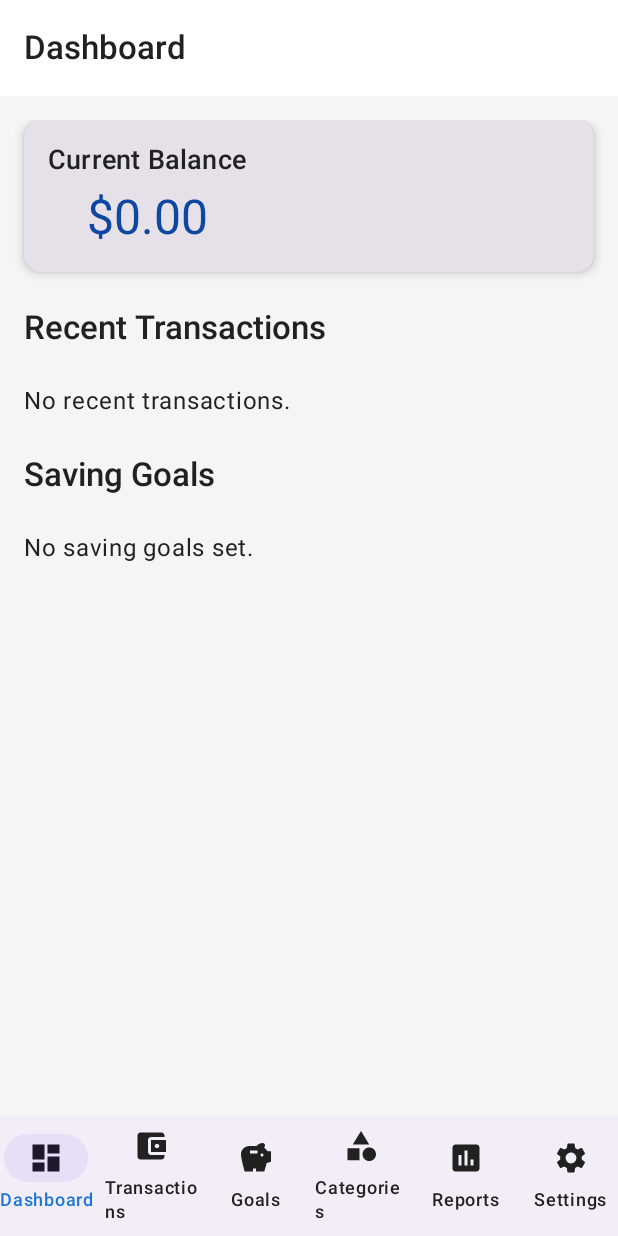
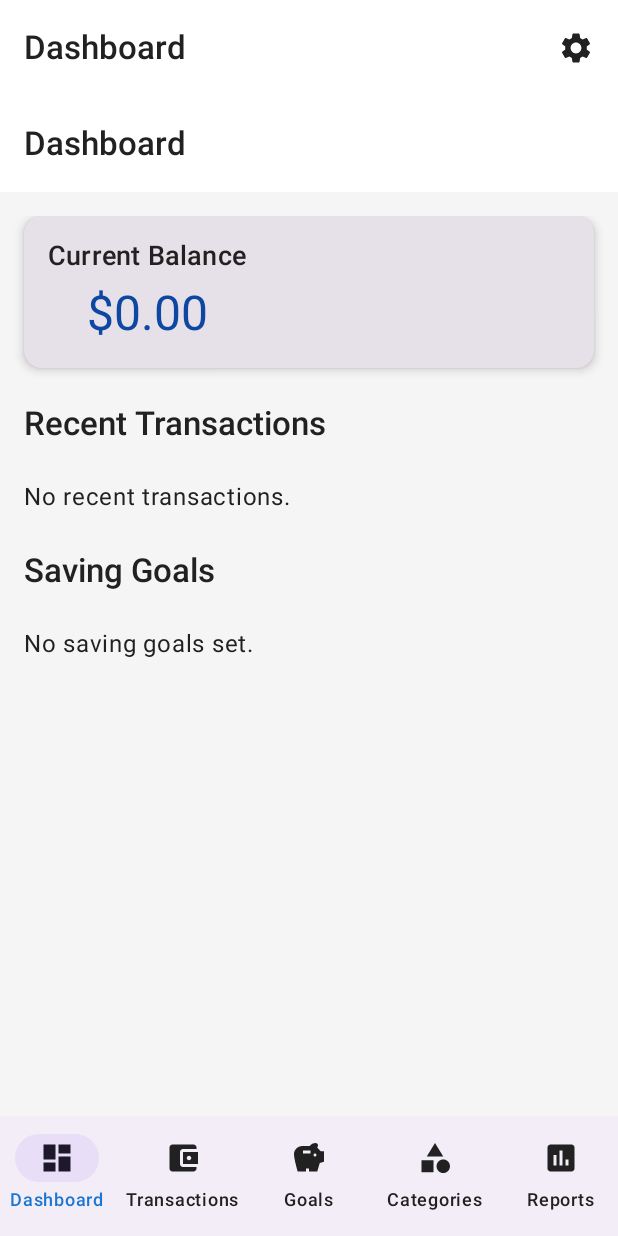
Before and after one commit to Johnson1255/BudgetMaster, an Android app built with Jetpack Compose: the @Preview function DefaultPreview, on a phone screen of 412 x 824 dp. Run offline under Robolectric (Android 15) with nearby library versions, the light colour scheme and no system bars.

Commit message:
refactor: Mover el boton de ajustes a la parte superior

```diff
--- a/app/src/main/java/com/senlin/budgetmaster/MainActivity.kt
+++ b/app/src/main/java/com/senlin/budgetmaster/MainActivity.kt
@@ -7,9 +7,15 @@ import androidx.activity.enableEdgeToEdge
 import androidx.compose.foundation.layout.fillMaxSize
 import androidx.compose.foundation.layout.padding
 import androidx.compose.foundation.layout.Box // Import Box for centering
+import androidx.compose.material.icons.Icons // Import Icons
+import androidx.compose.material.icons.filled.Settings // Import Settings icon for TopAppBar
 import androidx.compose.material3.CircularProgressIndicator // Import loading indicator
+import androidx.compose.material3.ExperimentalMaterial3Api // For TopAppBar
+import androidx.compose.material3.Icon // For IconButton
+import androidx.compose.material3.IconButton // For TopAppBar actions
 import androidx.compose.material3.Scaffold
 import androidx.compose.material3.Text
+import androidx.compose.material3.TopAppBar // Import TopAppBar
 import androidx.compose.runtime.*
 import androidx.compose.ui.Alignment // Import Alignment for centering
 import androidx.compose.ui.Modifier
@@ -42,6 +48,7 @@ import com.senlin.budgetmaster.BudgetMasterApplication // Import Application cla
 import android.content.Context // Import Context for setLocale
 import android.util.Log // Import Log for debugging
 import android.content.res.Configuration // Import Configuration for setLocale
+import androidx.compose.ui.res.stringResource // For string resources
 import androidx.appcompat.app.AppCompatDelegate // Import AppCompatDelegate for locale setting
 import androidx.core.os.LocaleListCompat // Import LocaleListCompat for locale setting
 import com.senlin.budgetmaster.ui.ViewModelFactory // Import ViewModelFactory
@@ -90,6 +97,11 @@ fun BudgetMasterApp(
 
         Scaffold(
             modifier = Modifier.fillMaxSize(),
+            topBar = {
+                if (currentRoute != Screen.Splash.route) {
+                    AppTopBar(navController = navController, currentRoute = currentRoute)
+                }
+            },
             bottomBar = {
                 // Only show bottom bar if not on the splash screen
                 if (currentRoute != Screen.Splash.route) {
@@ -238,6 +250,37 @@ fun DefaultPreview() {
     BudgetMasterApp() // Preview the whole app structure
 }
 
+@OptIn(ExperimentalMaterial3Api::class)
+@Composable
+fun AppTopBar(navController: NavHostController, currentRoute: String?) {
+    // Determine the title based on the current route
+    val title = when (currentRoute) {
+        Screen.Dashboard.route -> stringResource(id = R.string.dashboard_title)
+        Screen.Transactions.route -> stringResource(id = R.string.transactions_title) // Assuming you have this string
+        Screen.GoalList.route -> stringResource(id = R.string.goals_title) // Assuming you have this string
+        Screen.CategoryList.route -> stringResource(id = R.string.categories_title)
+        Screen.Reports.route -> stringResource(id = R.string.reports_title) // Assuming you have this string
+        Screen.Settings.route -> stringResource(id = R.string.settings_title)
+        // Add other screens here
+        else -> stringResource(id = R.string.app_name) // Default title
+    }
+
+    TopAppBar(
+        title = { Text(text = title) },
+        actions = {
+            // Show settings icon on all screens except the Settings screen itself
+            if (currentRoute != Screen.Settings.route) {
+                IconButton(onClick = { navController.navigate(Screen.Settings.route) }) {
+                    Icon(
+                        imageVector = Icons.Filled.Settings,
+                        contentDescription = stringResource(id = R.string.settings_action_description) // Add this string
+                    )
+                }
+            }
+        }
+    )
+}
+
 // Helper function to update the app's locale
 private fun setLocale(context: Context, languageCode: String) {
     Log.d("LocaleChange", "setLocale function called. languageCode: $languageCode")
--- a/app/src/main/java/com/senlin/budgetmaster/ui/components/BottomNavigationBar.kt
+++ b/app/src/main/java/com/senlin/budgetmaster/ui/components/BottomNavigationBar.kt
@@ -29,8 +29,7 @@ fun BottomNavigationBar(navController: NavController) {
         BottomNavItem("Transactions", Icons.Filled.AccountBalanceWallet, Screen.Transactions.route),
         BottomNavItem("Goals", Icons.Filled.Savings, Screen.GoalList.route), // Updated route
         BottomNavItem("Categories", Icons.Filled.Category, Screen.CategoryList.route), // Added Categories item
-        BottomNavItem("Reports", Icons.Filled.Assessment, Screen.Reports.route),
-        BottomNavItem("Settings", Icons.Filled.Settings, Screen.Settings.route) // Added Settings item
+        BottomNavItem("Reports", Icons.Filled.Assessment, Screen.Reports.route)
     )
 
     NavigationBar {
```
